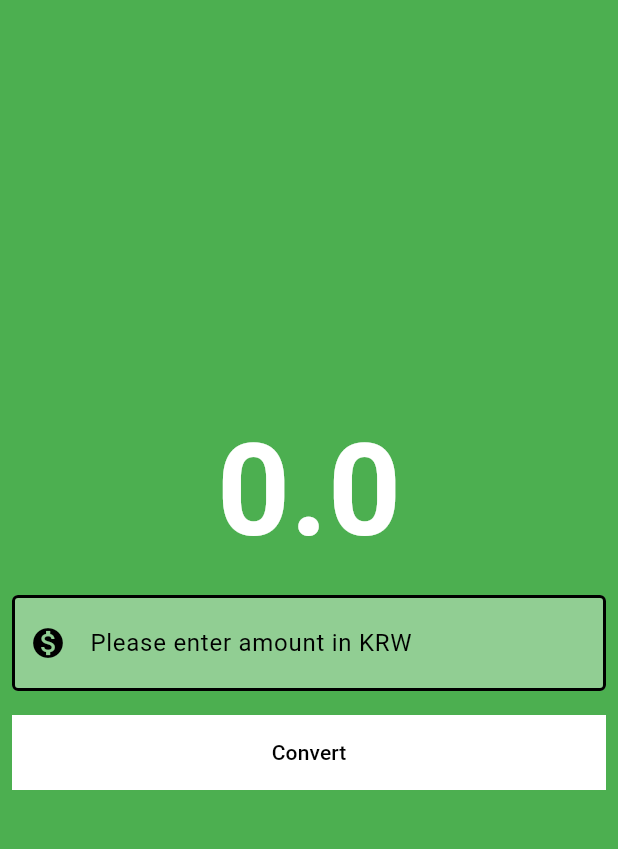
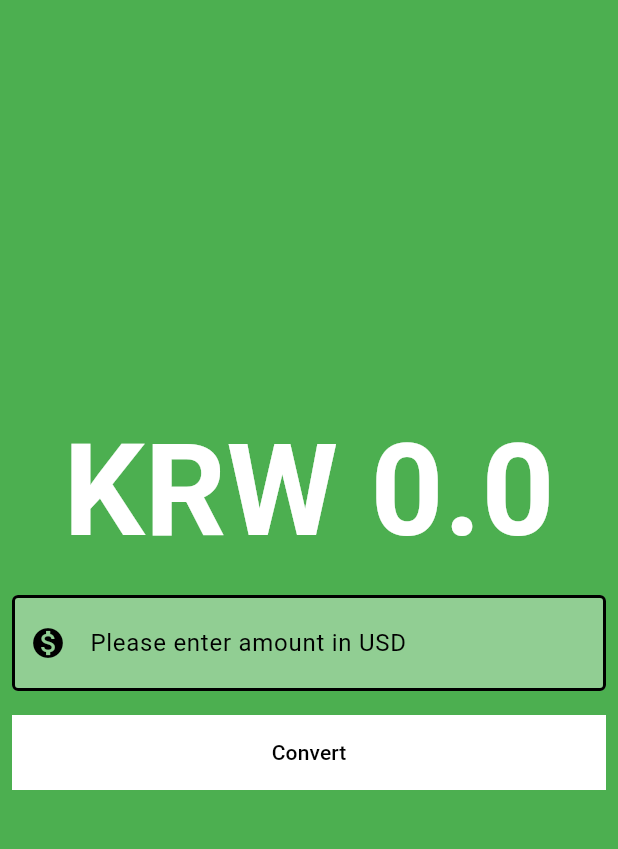
Before and after one commit to THSPSS/currency_converter_app, a Flutter app: the screen it shows after launch, on a phone screen of 412 x 824 dp, the part 59-908 px from its top. Run offline on Flutter 3.47's test engine with Material 3 defaults, Android fonts, the phone set to English and light mode, and no system bars.

```diff
--- a/lib/currency_converter_material_page.dart
+++ b/lib/currency_converter_material_page.dart
@@ -4,9 +4,145 @@ import 'package:flutter/material.dart';
   //3. Store the value in the varaible that we created
   //4. Display the variable
 
+//from this line we cannot set variables
+class CurrencyConverterMaterialPage extends StatefulWidget {
+  const CurrencyConverterMaterialPage({super.key});
 
-class CurrencyConverterMaterialPage extends StatelessWidget {
-  const CurrencyConverterMaterialPage({super.key});
+  //because class is statefulwidget it needs state
+  @override
+  State<CurrencyConverterMaterialPage> createState()=>_CurrencyConverterMaterialPageState();
+}
+
+// below private class we can set variables
+//state help us to change value of variable and update UI making widget immutable
+//private class
+class _CurrencyConverterMaterialPageState extends State<CurrencyConverterMaterialPage> {
+
+  //init before Widget build
+  @override
+  void initState() {
+    super.initState();
+    print('build');
+  }
+
+  final inputAmountController = TextEditingController();
+  late double convertedToAmount = 0;
+
+  //kepp build function clean as possible
+  @override
+  Widget build(BuildContext context) {
+    print('rebuilt');
+    // Create a text controller and use it to retrieve the current value
+    // of the TextField.
+    const border = OutlineInputBorder(
+                  //Color(0xAARRGGBB) alpha , red , green, black
+                  //0xFF000000
+                  borderSide: BorderSide(
+                    width: 2.0,
+                  )
+                );
+
+    return Scaffold(
+        backgroundColor: Colors.green,
+        appBar: AppBar(
+          backgroundColor: Colors.transparent,
+          title: const Text('Currency Converter'),
+          titleTextStyle: const TextStyle(
+            fontWeight: FontWeight.bold,
+            fontSize: 20.0
+          ),
+          actions: const [
+            TextButton(
+              onPressed: null, child:
+              Text('Close'))
+          ],
+        ),
+        body : Center(
+          child: Column(
+            mainAxisAlignment: MainAxisAlignment.center,
+            children: [
+               Text(
+                'KRW ${convertedToAmount.toString()}',
+                style: const TextStyle(
+                fontSize:85,
+                fontWeight: FontWeight.bold,
+                color : Colors.white
+               )
+               ),
+               //padding and container
+               //contrl + shift + R : refactoring widget
+               Padding(
+                 padding: const EdgeInsets.all(8.0),
+                 child: TextField(
+                    controller: inputAmountController,
+                    decoration: const InputDecoration(
+                      contentPadding: EdgeInsets.all(20.0),
+                      hintText: 'Please enter amount in USD',
+                      hintStyle: TextStyle(
+                        color : Colors.black
+                      ),
+                      prefixIcon: Icon(
+                        Icons.monetization_on,
+                        color: Colors.black
+                        ),
+                      filled : true,
+                      fillColor: Colors.white38,
+                      focusedBorder: border,
+                      enabledBorder: border
+                    ),
+                    keyboardType: const TextInputType.numberWithOptions(
+                      decimal: true,
+                      signed: true
+                    ),
+                 ),
+               ),
+               //Button
+              Padding(
+              padding: const EdgeInsets.all(8.0),
+              child: TextButton(
+              onPressed: () {
+                // get the value of inputAmontController.text and multiply it with usd 0.00072
+                // var resultOfConv = (double.parse(inputAmountController.text)*);
+                // update text variable
+                setState(() {
+                  convertedToAmount = double.parse(inputAmountController.text) * 1391.18;
+                });
+              },
+              style :
+              TextButton.styleFrom(
+                backgroundColor: Colors.white,
+                foregroundColor: Colors.black,
+                //double.infinity has media width
+                // ignore: prefer_const_constructors
+                minimumSize: Size(double.infinity, 50),
+                //shape: OvalBorder , rectableBorder , continouseBorder
+                shape: const RoundedRectangleBorder(),
+              ),
+              // const ButtonStyle(
+              //   elevation: MaterialStatePropertyAll(10.0),
+              //   backgroundColor: MaterialStatePropertyAll(Colors.white),
+              //   foregroundColor: MaterialStatePropertyAll(Colors.black),
+              //   //double.infinity has media width
+              //   minimumSize: MaterialStatePropertyAll(Size(double.infinity, 50)),
+              //   //shape: OvalBorder , rectableBorder , continouseBorder
+              //   shape: MaterialStatePropertyAll(RoundedRectangleBorder()),
+              //   // MaterialStateProperty.all<RoundedRectangleBorder>(
+              //   //   RoundedRectangleBorder(
+              //   //     borderRadius: BorderRadius.circular(5.0),
+              //   //   )
+              //   // )
+              // ),
+              child: const Text('Convert')),
+            )
+            ]
+          )
+          )
+        );
+  }
+}
+
+class CurrencyConverterMaterial extends StatelessWidget {
+  const CurrencyConverterMaterial({super.key});
 
   @override
   Widget build(BuildContext context) {
```
